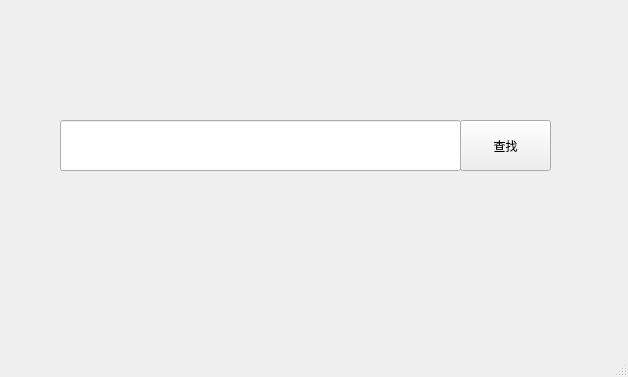
Old version of the form addnewtalk.ui in the repository haokss/MeowTalk.
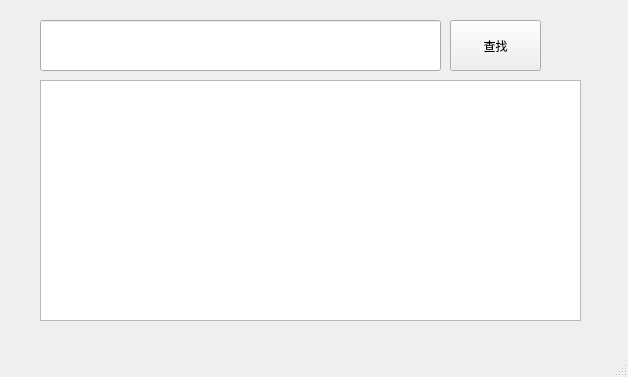
New version of the form.

Diff of the .ui file:
```diff
--- a/addnewtalk.ui
+++ b/addnewtalk.ui
@@ -18,16 +18,16 @@
     <property name="geometry">
      <rect>
       <x>20</x>
-      <y>30</y>
-      <width>551</width>
-      <height>271</height>
+      <y>20</y>
+      <width>601</width>
+      <height>301</height>
      </rect>
     </property>
     <widget class="QPushButton" name="pushButton">
      <property name="geometry">
       <rect>
-       <x>440</x>
-       <y>90</y>
+       <x>430</x>
+       <y>0</y>
        <width>91</width>
        <height>51</height>
       </rect>
@@ -39,13 +39,23 @@
     <widget class="QLineEdit" name="lineEdit">
      <property name="geometry">
       <rect>
-       <x>40</x>
-       <y>90</y>
+       <x>20</x>
+       <y>0</y>
        <width>401</width>
        <height>51</height>
       </rect>
      </property>
     </widget>
+    <widget class="QListView" name="listView_newFriend">
+     <property name="geometry">
+      <rect>
+       <x>20</x>
+       <y>60</y>
+       <width>541</width>
+       <height>241</height>
+      </rect>
+     </property>
+    </widget>
    </widget>
   </widget>
   <widget class="QMenuBar" name="menubar">
```
